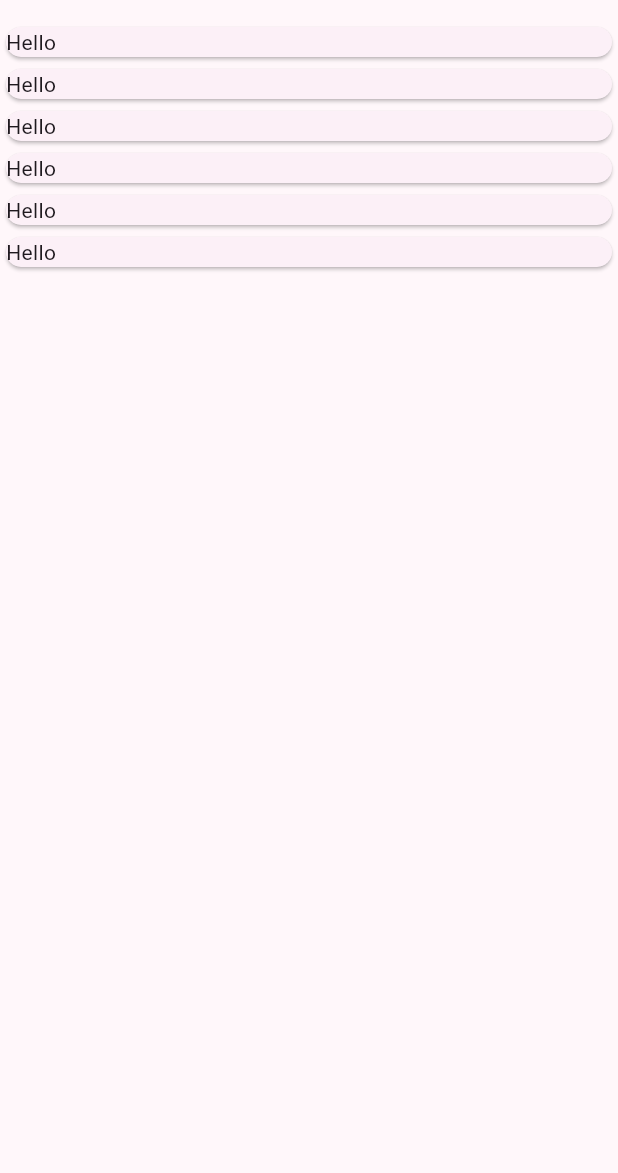
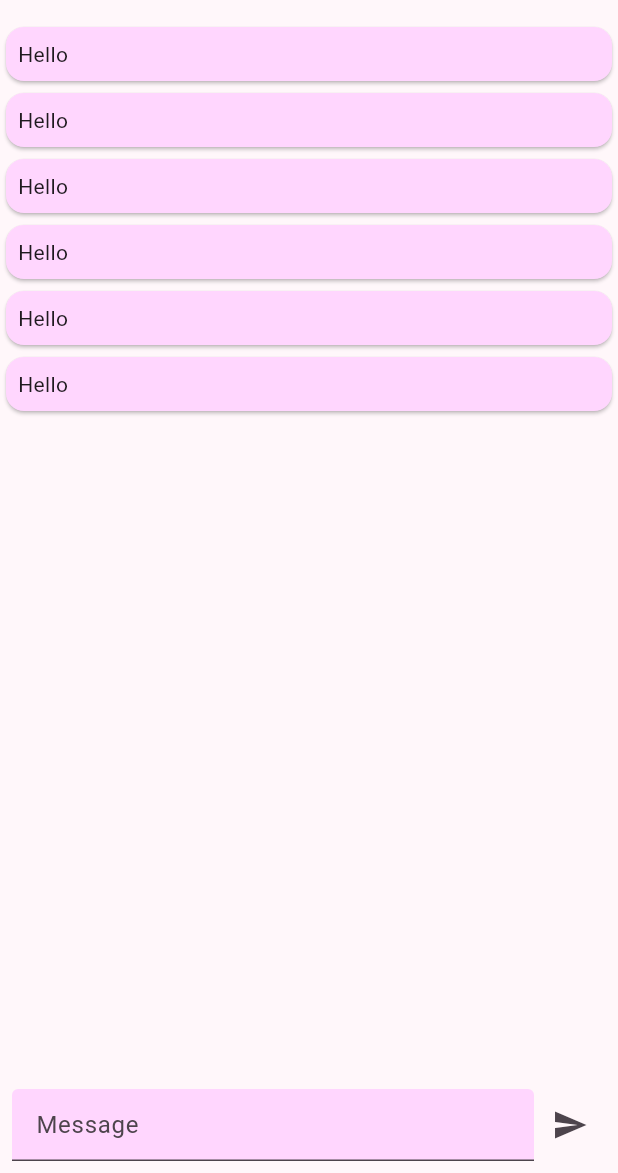
Before and after one commit to ethnosdev/language_partner, a Flutter app: the screen it shows after launch, on a phone screen of 412 x 824 dp, the part 63-1236 px from its top. Run offline on Flutter 3.47's test engine with Material 2 defaults, Android fonts, the phone set to English and light mode, and no system bars.

Commit message:
improve ui

```diff
--- a/lib/chat/chat_screen.dart
+++ b/lib/chat/chat_screen.dart
@@ -8,6 +8,8 @@ class ChatScreen extends StatefulWidget {
 }
 
 class _ChatScreenState extends State<ChatScreen> {
+  final _controller = TextEditingController();
+
   @override
   Widget build(BuildContext context) {
     return Scaffold(
@@ -20,13 +22,46 @@ class _ChatScreenState extends State<ChatScreen> {
           ),
         ],
       ),
-      body: ListView.builder(
+      body: SafeArea(
+        child: Column(
+          children: [
+            Expanded(
+              child: ListView.builder(
                 itemCount: 6,
                 itemBuilder: (context, index) {
                   return Card(
+                    color: Theme.of(context).colorScheme.primaryContainer,
+                    child: Padding(
+                      padding: EdgeInsets.all(8.0),
                       child: Text('Hello'),
+                    ),
                   );
                 },
+              ),
+            ),
+            Padding(
+              padding: const EdgeInsets.all(8.0),
+              child: Row(
+                children: [
+                  Expanded(
+                    child: TextField(
+                      minLines: 1,
+                      maxLines: 5,
+                      controller: _controller,
+                      decoration: InputDecoration(
+                        hintText: 'Message',
+                        filled: true,
+                        fillColor:
+                            Theme.of(context).colorScheme.primaryContainer,
+                      ),
+                    ),
+                  ),
+                  IconButton(onPressed: () {}, icon: Icon(Icons.send))
+                ],
+              ),
+            ),
+          ],
+        ),
       ),
     );
   }
```
Lines whose indentation alone changed are shown as unchanged.
